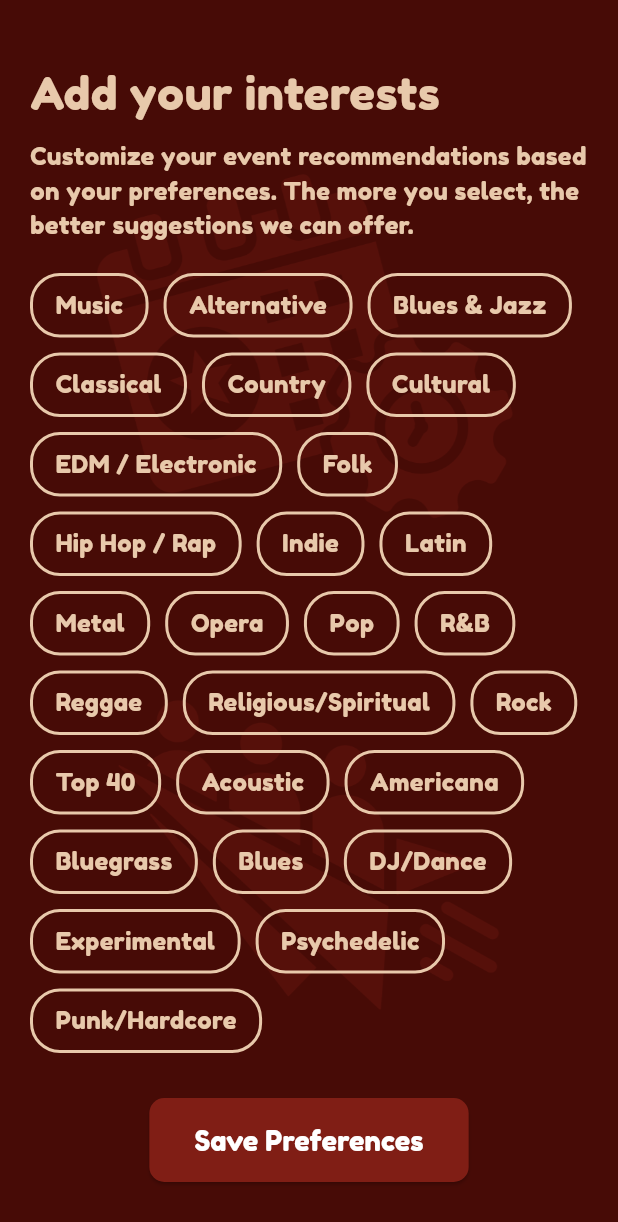
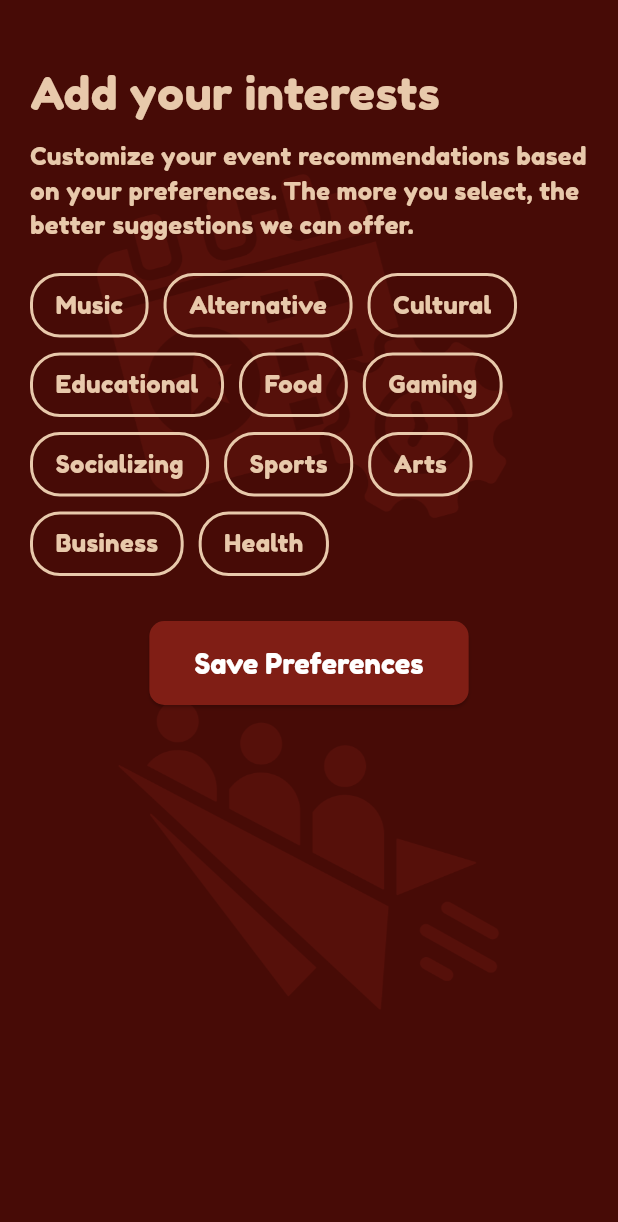
Before and after one commit to MaazPotrick/evinti, a Flutter app: the StudentTagSelection screen opened directly, on a phone screen of 412 x 824 dp. Shown: the top 1222 px of the screen. Run offline on Flutter 3.47's test engine with Material 3 defaults, Android fonts, the phone set to English and light mode, and no system bars; our stand-ins replace carousel_slider, cloud_firestore, confetti, firebase_auth, firebase_core, firebase_storage and 5 more; accounts and stored records are empty.

Commit message:
changed the tags to what needs to be there, even for organizer Side.

```diff
--- a/lib/OrganizerEventCreate.dart
+++ b/lib/OrganizerEventCreate.dart
@@ -31,7 +31,8 @@ class _OrganizerEventCreateState extends State<OrganizerEventCreate> {
 
   // List of available tags
   final List<String> _tags = [
-    "Music", "Sports", "Tech", "Arts", "Health", "Business",
+    "Music", "Sports", "Alternative", "Arts", "Health", "Business",
+    "Cultural", "Food", "Gaming", "Educational", "Socializing"
   ];
 
   @override
@@ -641,7 +642,7 @@ class _OrganizerEventCreateState extends State<OrganizerEventCreate> {
                 });
               },
               selectedColor: const Color(0xFFe8c9ab),
-              backgroundColor: const Color(0xFF801e15),
+              backgroundColor: const Color(0xFFe8c9ab),
               checkmarkColor: const Color(0xFF801e15),
             );
           }).toList(),
--- a/lib/StudentTagSelection.dart
+++ b/lib/StudentTagSelection.dart
@@ -11,12 +11,8 @@ class StudentTagSelection extends StatefulWidget {
 class _StudentTagSelectionState extends State<StudentTagSelection> {
   // List of available tags
   List<String> allTags = [
-    "Music", "Alternative", "Blues & Jazz", "Classical", "Country",
-    "Cultural", "EDM / Electronic", "Folk", "Hip Hop / Rap",
-    "Indie", "Latin", "Metal", "Opera", "Pop", "R&B", "Reggae",
-    "Religious/Spiritual", "Rock", "Top 40", "Acoustic",
-    "Americana", "Bluegrass", "Blues", "DJ/Dance", "Experimental",
-    "Psychedelic", "Punk/Hardcore"
+    "Music", "Alternative", "Cultural", "Educational", "Food", "Gaming",
+    "Socializing", "Sports", "Arts", "Business", "Health"
   ];
   List<String> selectedTags = []; // List to hold the selected tags
 
```
